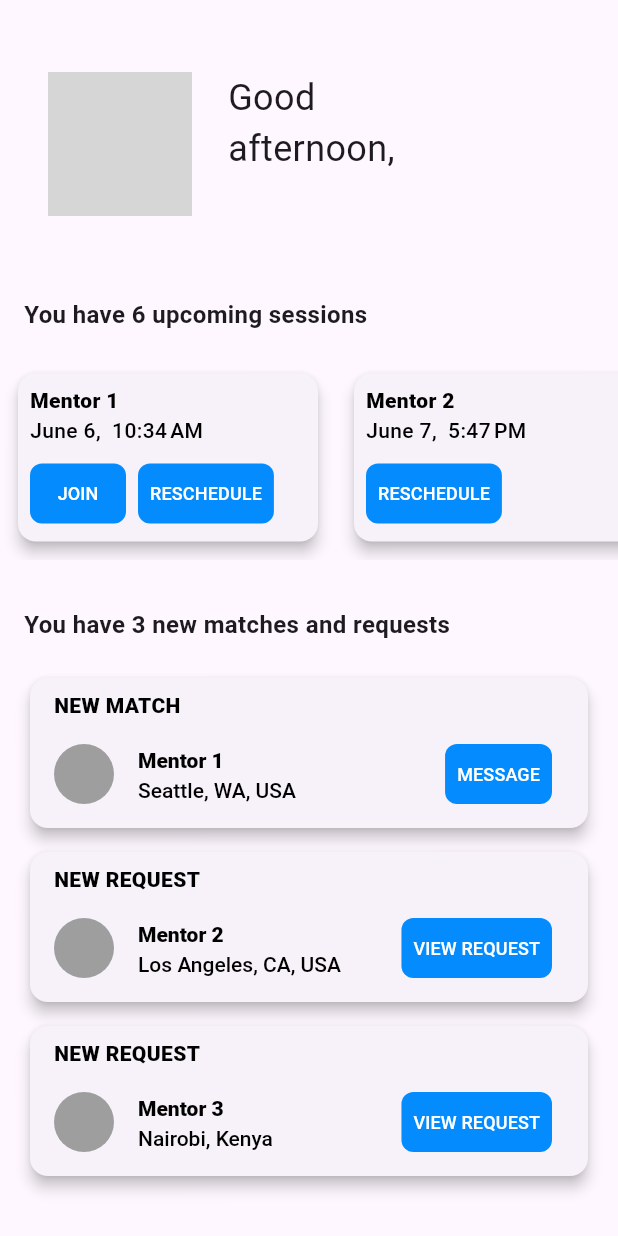
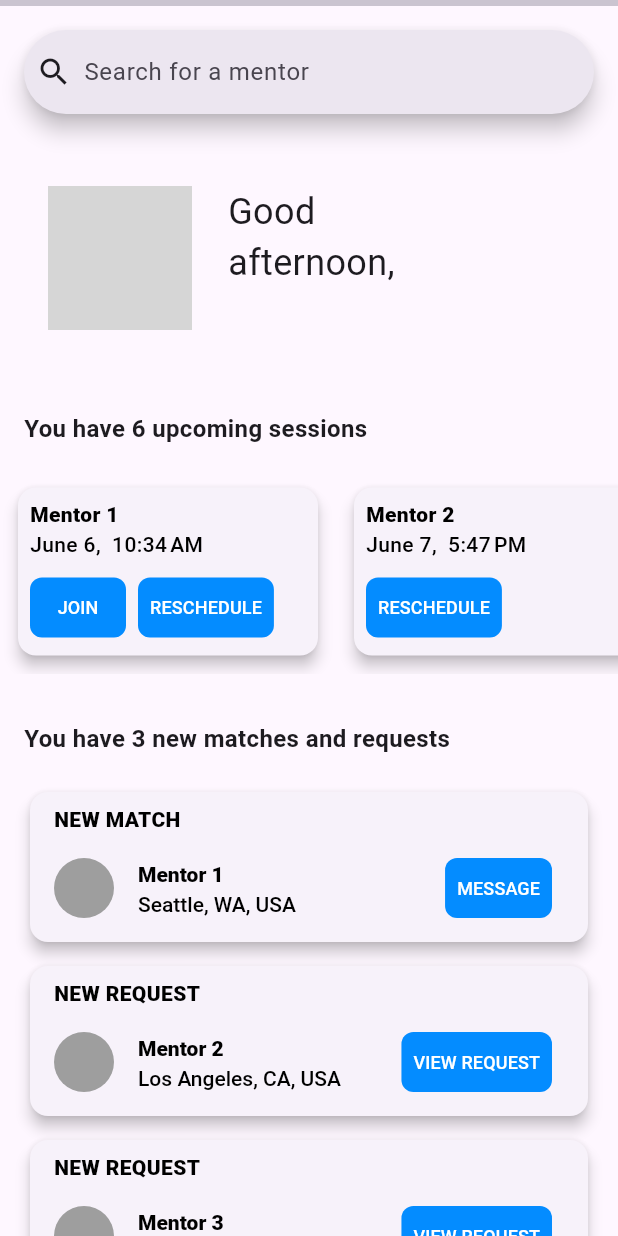
Before and after one commit to micromentor-team/mentoring-flutter-app, a Flutter app: the DashboardScreen widget shown alone on an empty page, opened directly, on a phone screen of 412 x 824 dp. Run offline on Flutter 3.47's test engine with Material 2 defaults, Android fonts, the phone set to English and light mode, and no system bars; our stand-ins replace badges, emoji_picker_flutter, expandable, flutter_dotenv, flutter_linkify, flutter_rating_bar and 6 more; missing offline and left inert: mocktail; accounts and stored records are empty; network calls fail; grey boxes are pictures that could not be loaded.

Commit message:
Add search bar to dashboard
Create a UserSearchBar widget based on the Material SearchBar, with a SearchDelegate that expands the search to fullscreen. Actual searching is not yet implemented.

```diff
--- /dev/null
+++ b/lib/widgets/atoms/user_search_bar.dart
@@ -0,0 +1,62 @@
+import 'package:flutter/material.dart';
+
+class UserSearchBar extends StatelessWidget {
+  final String? hintText;
+  const UserSearchBar({Key? key, this.hintText}) : super(key: key);
+
+  @override
+  Widget build(BuildContext context) {
+    return SearchBar(
+      leading: const Icon(Icons.search),
+      hintText: hintText,
+      onTap: () => {
+        showSearch(
+          context: context,
+          delegate: UserSearchDelegate(),
+        )
+      },
+    );
+  }
+}
+
+class UserSearchDelegate extends SearchDelegate{
+
+  @override
+  List<Widget>? buildActions(BuildContext context) {
+    return [
+      Padding(
+        padding: const EdgeInsets.fromLTRB(0, 0, 8.0, 0),
+        child: IconButton(
+          onPressed: () {
+            // Clear the search box.
+            query = "";
+          },
+          icon: const Icon(Icons.clear),
+        ),
+      )
+    ];
+  }
+
+  @override
+  Widget? buildLeading(BuildContext context) {
+    return IconButton(
+        onPressed: (){
+          // Return to previous page.
+          close(context, null);
+        },
+        icon: const Icon(Icons.arrow_back),
+    );
+  }
+
+  @override
+  Widget buildResults(BuildContext context) {
+    //TODO(m-rosario): Implement search and return list of result.
+    return ListView();
+  }
+
+  @override
+  Widget buildSuggestions(BuildContext context) {
+    //TODO(m-rosario): Generate a list of suggestions as user types into search.
+    return ListView();
+  }
+}
--- a/lib/widgets/screens/dashboard/dashboard.dart
+++ b/lib/widgets/screens/dashboard/dashboard.dart
@@ -4,6 +4,7 @@ import 'package:provider/provider.dart';
 import 'package:mm_flutter_app/data/models/user/user.dart';
 import 'package:mm_flutter_app/data/models/user/user_provider.dart';
 import 'package:mm_flutter_app/widgets/atoms/profile_header.dart';
+import 'package:mm_flutter_app/widgets/atoms/user_search_bar.dart';
 import 'package:mm_flutter_app/widgets/molecules/match_section.dart';
 import 'package:mm_flutter_app/widgets/molecules/mentors_section.dart';
 import 'package:mm_flutter_app/widgets/molecules/resources_section.dart';
@@ -40,19 +41,22 @@ class _DashboardScreenState extends State<DashboardScreen> {
           Expanded(
             child: ListView(
               children: [
-                const Divider(thickness: 4.0, height: 0),
-                Padding(
-                  padding: const EdgeInsets.fromLTRB(0, 16.0, 0, 0),
-                  child: ProfileHeader(
-                    avatarUrl: user.avatarUrl,
-                    profileMessage: _getGreeting(user),
+                const Divider(thickness: 4.0, height: 4.0),
+                const Padding(
+                  padding: EdgeInsets.all(16.0),
+                  child: UserSearchBar(
+                    hintText: 'Search for a mentor',
                   ),
+                ),
+                ProfileHeader(
+                  avatarUrl: user.avatarUrl,
+                  profileMessage: _getGreeting(user),
                 ),
                 const UpcomingSection(),
                 const MatchSection(),
                 const MentorsSection(),
                 const ResourcesSection(),
-                const Divider(thickness: 4.0, height: 0),
+                const Divider(thickness: 4.0, height: 4.0),
               ],
             ),
           ),
```
